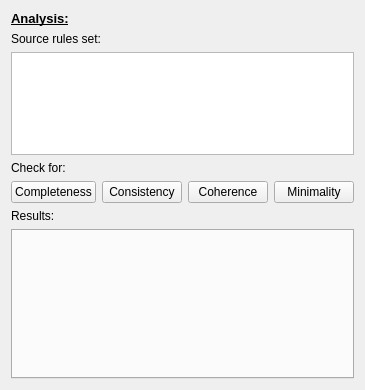
First picture: the form in fuzzy_logic_gui/flg_analysis_page.ui, repository rafidalhaq/complex-course, before the edit.
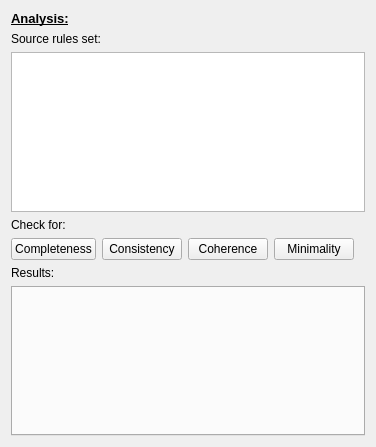
Second picture: the form after the edit.

Commit message: GUI:  - changed program name to "Production rules analyzer"  - added label "Double click to remove" under production rules add list  - increased window height to fit minimal KB on analysis page

Patch:
```diff
--- a/fuzzy_logic_gui/flg_analysis_page.ui
+++ b/fuzzy_logic_gui/flg_analysis_page.ui
@@ -6,8 +6,8 @@
    <rect>
     <x>0</x>
     <y>0</y>
-    <width>346</width>
-    <height>390</height>
+    <width>376</width>
+    <height>447</height>
    </rect>
   </property>
   <property name="windowTitle">
```
The commit also changes 4 other files.
